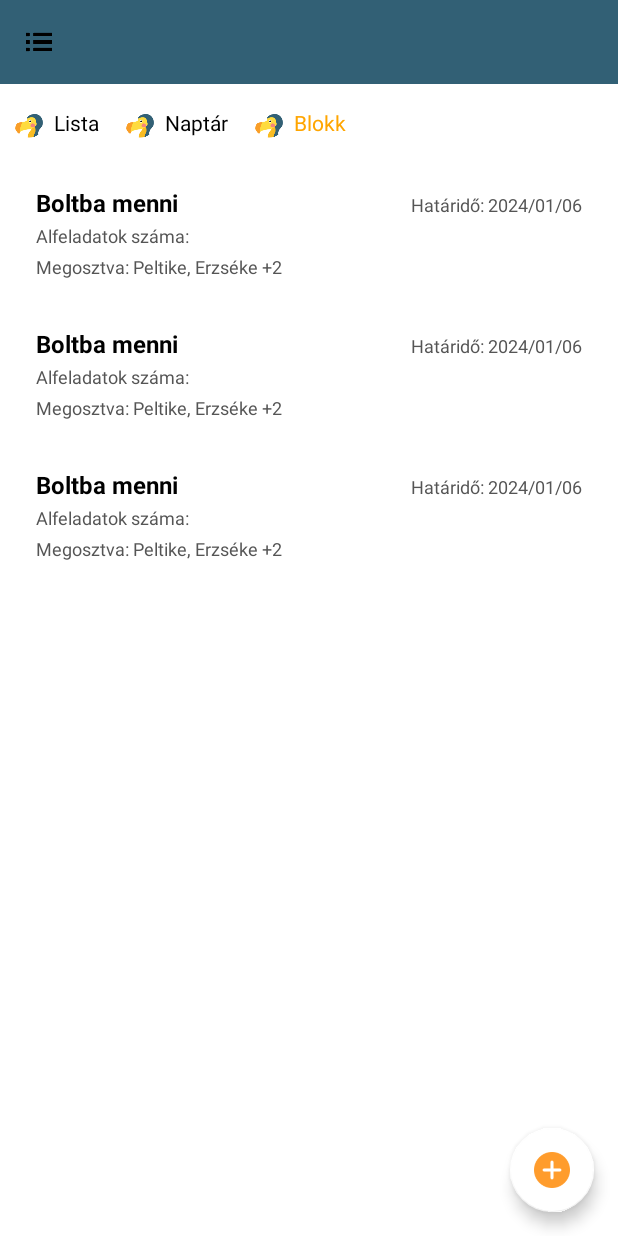
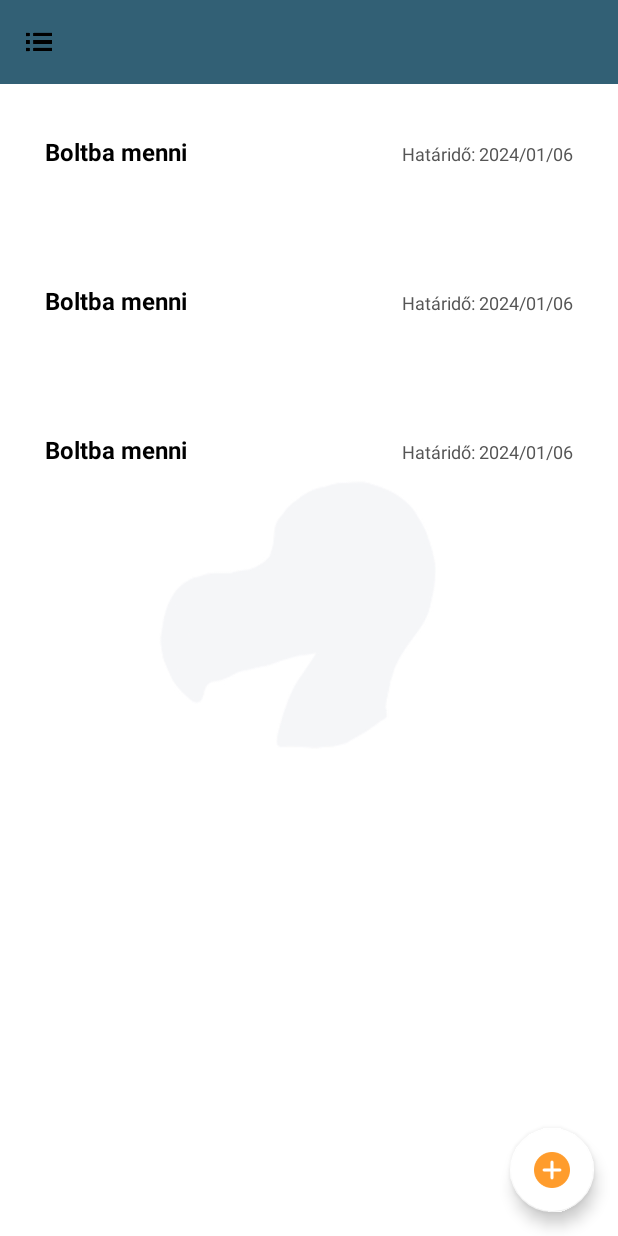
Before and after one commit to FarkasAdam-banki/DoDoListAndroid, an Android app: the layout activity_blockview.xml on its own in the app's theme, with its tools: preview values and no code run, on a phone screen of 412 x 824 dp. Run offline under Robolectric (Android 15) with nearby library versions, the phone set to English and light mode, and no system bars.

Commit message:
Design változtatások az egész applikációban

```diff
--- a/app/src/main/AndroidManifest.xml
+++ b/app/src/main/AndroidManifest.xml
@@ -9,10 +9,9 @@
         android:dataExtractionRules="@xml/data_extraction_rules"
         android:fullBackupContent="@xml/backup_rules"
         android:icon="@mipmap/ic_launcher"
-        android:label="@string/app_name"
         android:roundIcon="@mipmap/ic_launcher_round"
         android:supportsRtl="true"
-        android:theme="@style/Theme.AppCompat"
+        android:theme="@style/AppTheme"
         tools:targetApi="31">
         <activity
             android:name=".ui.theme.TasksActivity"
--- a/app/src/main/java/Model/Task.kt
+++ b/app/src/main/java/Model/Task.kt
@@ -6,6 +6,5 @@ data class Task(
     val feladat_id: Int,
     val feladat_nev: String,
     val feladat_hatarido: String,
-    val subTaskCount: Int,
-    val collaborators: String
+    val allapot_id: Int
 )
--- a/app/src/main/res/layout/activity_blockview.xml
+++ b/app/src/main/res/layout/activity_blockview.xml
@@ -4,7 +4,7 @@
     xmlns:tools="http://schemas.android.com/tools"
     android:layout_width="match_parent"
     android:layout_height="match_parent"
-    android:background="#FFFFFF">
+    android:background="@drawable/dodobg">
 
     <androidx.appcompat.widget.Toolbar
         android:id="@+id/toolbar"
@@ -23,87 +23,13 @@
             android:src="@drawable/list" />
     </androidx.appcompat.widget.Toolbar>
 
-    <LinearLayout
-        android:id="@+id/tab_container"
-        android:layout_width="wrap_content"
-        android:layout_height="wrap_content"
-        android:orientation="horizontal"
-        android:padding="8dp"
-        android:layout_marginTop="8dp"
-        app:layout_constraintTop_toBottomOf="@id/toolbar"
-        app:layout_constraintStart_toStartOf="parent">
 
-        <LinearLayout
-            android:layout_width="wrap_content"
-            android:layout_height="wrap_content"
-            android:orientation="horizontal"
-            android:gravity="start"
-            android:paddingEnd="16dp">
-
-            <ImageView
-                android:layout_width="24dp"
-                android:layout_height="24dp"
-                android:src="@drawable/dodoicon"/>
-
-            <TextView
-                android:id="@+id/tab_list"
-                android:layout_width="wrap_content"
-                android:layout_height="wrap_content"
-                android:text="Lista"
-                android:textColor="#000000"
-                android:gravity="center_vertical"
-                android:paddingStart="4dp"/>
-        </LinearLayout>
-
-        <LinearLayout
-            android:layout_width="wrap_content"
-            android:layout_height="wrap_content"
-            android:orientation="horizontal"
-            android:gravity="start"
-            android:paddingEnd="16dp">
-
-            <ImageView
-                android:layout_width="24dp"
-                android:layout_height="24dp"
-                android:src="@drawable/dodoicon"/>
-
-            <TextView
-                android:id="@+id/tab_calendar"
-                android:layout_width="wrap_content"
-                android:layout_height="wrap_content"
-                android:text="Naptár"
-                android:textColor="#000000"
-                android:gravity="center_vertical"
-                android:paddingStart="4dp"/>
-        </LinearLayout>
-
-        <LinearLayout
-            android:layout_width="wrap_content"
-            android:layout_height="wrap_content"
-            android:orientation="horizontal"
-            android:gravity="start">
-
-            <ImageView
-                android:layout_width="24dp"
-                android:layout_height="24dp"
-                android:src="@drawable/dodoicon"/>
-
-            <TextView
-                android:id="@+id/tab_block"
-                android:layout_width="wrap_content"
-                android:layout_height="wrap_content"
-                android:text="Blokk"
-                android:textColor="#FFA500"
-                android:gravity="center_vertical"
-                android:paddingStart="4dp"/>
-        </LinearLayout>
-    </LinearLayout>
     <androidx.recyclerview.widget.RecyclerView
         android:id="@+id/recyclerView"
         android:layout_width="match_parent"
         android:layout_height="match_parent"
         android:padding="8dp"
-        android:layout_marginTop="100dp"
+        android:layout_marginTop="60dp"
         tools:listitem="@layout/task_listitem"
         />
     <com.google.android.material.floatingactionbutton.FloatingActionButton
--- a/app/src/main/res/layout/activity_tasksettings.xml
+++ b/app/src/main/res/layout/activity_tasksettings.xml
@@ -12,6 +12,9 @@
         app:tabIndicatorColor="@android:color/holo_blue_light"
         app:tabTextColor="@android:color/black"
         app:tabSelectedTextColor="@android:color/holo_blue_dark"
+        android:background="@color/white"
+        android:layout_marginTop="10dp"
+        android:paddingHorizontal="10dp"
         app:layout_constraintTop_toTopOf="parent"/>
 
     <androidx.viewpager2.widget.ViewPager2
--- a/app/src/main/res/layout/fragment_log.xml
+++ b/app/src/main/res/layout/fragment_log.xml
@@ -1,7 +1,9 @@
 <?xml version="1.0" encoding="utf-8"?>
 <androidx.constraintlayout.widget.ConstraintLayout xmlns:android="http://schemas.android.com/apk/res/android"
     android:layout_width="match_parent"
-    android:layout_height="match_parent">
+    android:layout_height="match_parent"
+    android:background="@drawable/dodobg"
+    >
 
     <androidx.recyclerview.widget.RecyclerView
         android:id="@+id/logRecyclerView"
--- a/app/src/main/res/layout/fragment_subtasks.xml
+++ b/app/src/main/res/layout/fragment_subtasks.xml
@@ -1,6 +1,8 @@
 <?xml version="1.0" encoding="utf-8"?>
 <androidx.constraintlayout.widget.ConstraintLayout xmlns:android="http://schemas.android.com/apk/res/android"
     android:layout_width="match_parent"
-    android:layout_height="match_parent">
+    android:layout_height="match_parent"
+    android:background="@drawable/dodobg"
+    >
 
 </androidx.constraintlayout.widget.ConstraintLayout>
--- a/app/src/main/res/layout/fragment_task_description.xml
+++ b/app/src/main/res/layout/fragment_task_description.xml
@@ -3,6 +3,7 @@
     xmlns:android="http://schemas.android.com/apk/res/android"
     xmlns:app="http://schemas.android.com/apk/res-auto"
     xmlns:tools="http://schemas.android.com/tools"
+    android:background="@drawable/dodobg"
     android:layout_width="match_parent"
     android:layout_height="match_parent"
     android:padding="16dp">
--- a/app/src/main/res/layout/item_log.xml
+++ b/app/src/main/res/layout/item_log.xml
@@ -46,6 +46,7 @@
         android:id="@+id/logText"
         android:layout_width="300dp"
         android:layout_height="wrap_content"
+        android:textStyle="bold"
         android:layout_marginTop="3dp"
         app:layout_constraintTop_toBottomOf="@id/newValue"
         app:layout_constraintStart_toStartOf="parent"/>
--- a/app/src/main/res/layout/item_share.xml
+++ b/app/src/main/res/layout/item_share.xml
@@ -4,7 +4,8 @@
     android:layout_width="match_parent"
     android:layout_height="wrap_content"
     android:padding="8dp"
-    android:background="@android:color/white">
+    android:background="@android:color/white"
+    >
 
 
 
--- a/app/src/main/res/layout/task_listitem.xml
+++ b/app/src/main/res/layout/task_listitem.xml
@@ -4,8 +4,7 @@
     xmlns:app="http://schemas.android.com/apk/res-auto"
     android:layout_width="match_parent"
     android:layout_height="wrap_content"
-    android:background="#fff"
-    android:padding="16dp"
+    android:padding="22dp"
 
     >
 
@@ -31,27 +30,17 @@
         app:layout_constraintRight_toRightOf="parent"
         app:layout_constraintTop_toTopOf="@id/taskTitleTextView"
         android:layout_marginTop="4dp"/>
-
     <TextView
-        android:id="@+id/subTaskTextView"
+        android:id="@+id/statusBadge"
         android:layout_width="wrap_content"
         android:layout_height="wrap_content"
-        android:text="Alfeladatok száma: "
-        android:textColor="#555"
-        android:textSize="12sp"
-        app:layout_constraintTop_toBottomOf="@id/deadlineTextView"
-        app:layout_constraintStart_toStartOf="parent"
-        android:layout_marginTop="4dp"/>
+        android:textColor="@color/black"
+        android:layout_marginTop="3dp"
+        android:padding="5dp"
+        android:textSize="14sp"
+        android:textStyle="bold"
+        app:layout_constraintTop_toBottomOf="@id/taskTitleTextView"
+        app:layout_constraintStart_toStartOf="@id/taskTitleTextView"/>
 
-    <TextView
-        android:id="@+id/collaboratorsTextView"
-        android:layout_width="wrap_content"
-        android:layout_height="wrap_content"
-        android:text="Megosztvа: Peltike, Erzséke +2"
-        android:textColor="#555"
-        android:textSize="12sp"
-        app:layout_constraintTop_toBottomOf="@id/subTaskTextView"
-        app:layout_constraintStart_toStartOf="parent"
-        android:layout_marginTop="4dp"/>
 
 </androidx.constraintlayout.widget.ConstraintLayout>
--- a/app/src/main/res/values/strings.xml
+++ /dev/null
@@ -1,3 +0,0 @@
-<resources>
-    <string name="app_name">DoDoList</string>
-</resources>
--- a/app/src/main/res/values/themes.xml
+++ b/app/src/main/res/values/themes.xml
@@ -1,5 +1,6 @@
 <?xml version="1.0" encoding="utf-8"?>
 <resources>
-
-    <style name="Theme.DoDoList" parent="android:Theme.Material.Light.NoActionBar" />
+    <style name="AppTheme" parent="Theme.AppCompat.Light.NoActionBar">
+        <item name="android:windowBackground">#FFFFFF</item>
+    </style>
 </resources>
```
Also changed, not shown: app/src/main/java/adapter/TaskAdapter.kt (+7 -4 lines), app/src/main/java/com/example/dodolist/ui/theme/RegisterActivity.kt (+7 -0 lines), app/src/main/res/layout/dialog_add_task.xml (+6 -1 lines), app/src/main/res/layout/fragment_share.xml (+6 -2 lines), app/src/main/res/layout/fragment_task_settings.xml (+27 -0 lines), app/src/main/res/drawable/dodobg.jpg (added), 1 other file.
